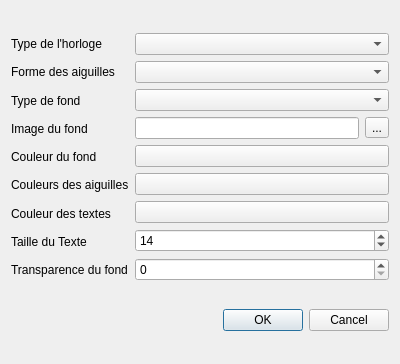
liberflos/HorlogeAnalogique, file Horloge_Analogique/affichage.ui: the form before one commit.
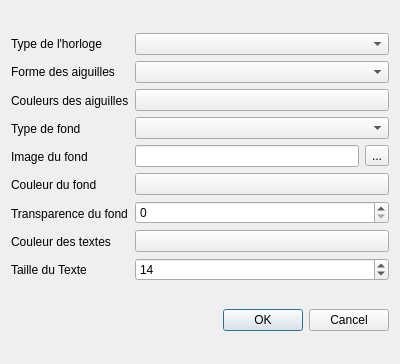
The form after the commit.

Commit message: MAJ affichage

What changed in the file:
```diff
--- a/Horloge_Analogique/affichage.ui
+++ b/Horloge_Analogique/affichage.ui
@@ -32,6 +32,13 @@
          </property>
         </widget>
        </item>
+       <item>
+        <widget class="QLabel" name="labelCouleurAiguilles">
+         <property name="text">
+          <string>Couleurs des aiguilles</string>
+         </property>
+        </widget>
+       </item>
        <item>
         <widget class="QLabel" name="labelTypeFond">
          <property name="text">
@@ -54,9 +61,9 @@
         </widget>
        </item>
        <item>
-        <widget class="QLabel" name="labelCouleurAiguilles">
+        <widget class="QLabel" name="labelTransparenceFond">
          <property name="text">
-          <string>Couleurs des aiguilles</string>
+          <string>Transparence du fond</string>
          </property>
         </widget>
        </item>
@@ -74,13 +81,6 @@
          </property>
         </widget>
        </item>
-       <item>
-        <widget class="QLabel" name="labelTransparenceFond">
-         <property name="text">
-          <string>Transparence du fond</string>
-         </property>
-        </widget>
-       </item>
       </layout>
      </item>
      <item>
@@ -91,6 +91,13 @@
        <item>
         <widget class="QComboBox" name="comboBoxFormeAiguille"/>
        </item>
+       <item>
+        <widget class="QPushButton" name="pushButtonCouleurAiguilles">
+         <property name="text">
+          <string/>
+         </property>
+        </widget>
+       </item>
        <item>
         <widget class="QComboBox" name="comboBoxTypeFond"/>
        </item>
@@ -116,11 +123,7 @@
         </widget>
        </item>
        <item>
-        <widget class="QPushButton" name="pushButton">
-         <property name="text">
-          <string/>
-         </property>
-        </widget>
+        <widget class="QSpinBox" name="spinBoxTranspFond"/>
        </item>
        <item>
         <widget class="QPushButton" name="pushButton_2">
@@ -136,9 +139,6 @@
          </property>
         </widget>
        </item>
-       <item>
-        <widget class="QSpinBox" name="spinBoxTranspFond"/>
-       </item>
       </layout>
      </item>
     </layout>
```
Left out of the diff: 16 changed lines with no effect on the pictures. The commit also changes 2 other files.
